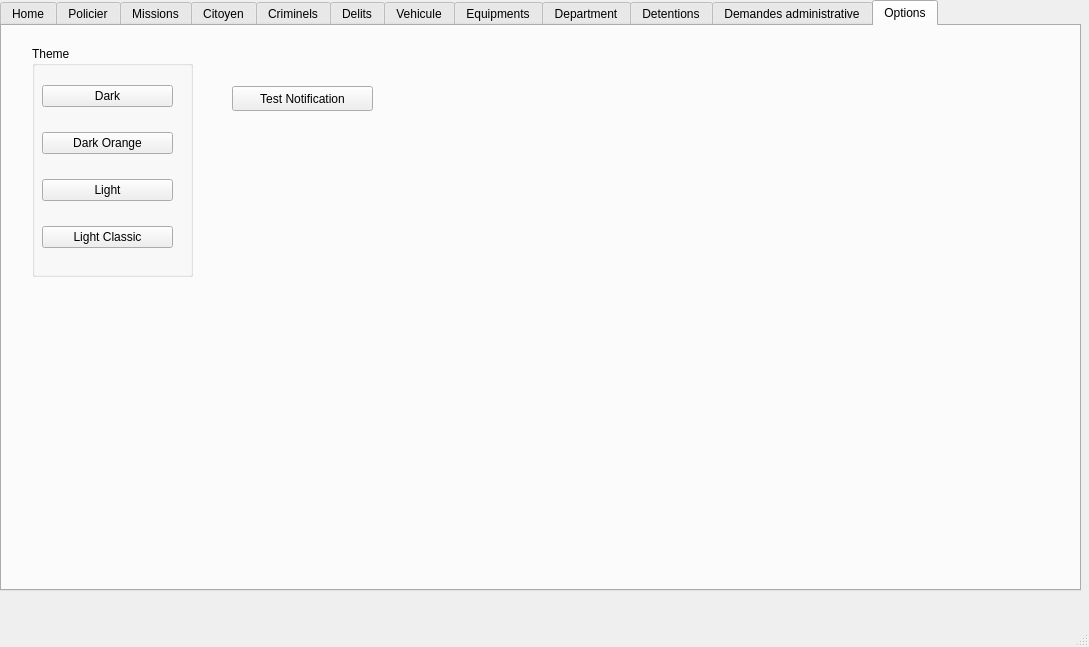
Above: mainwindow.ui from Crystal-Blu/police-station-2A25 before the change. Below: the same form after it.
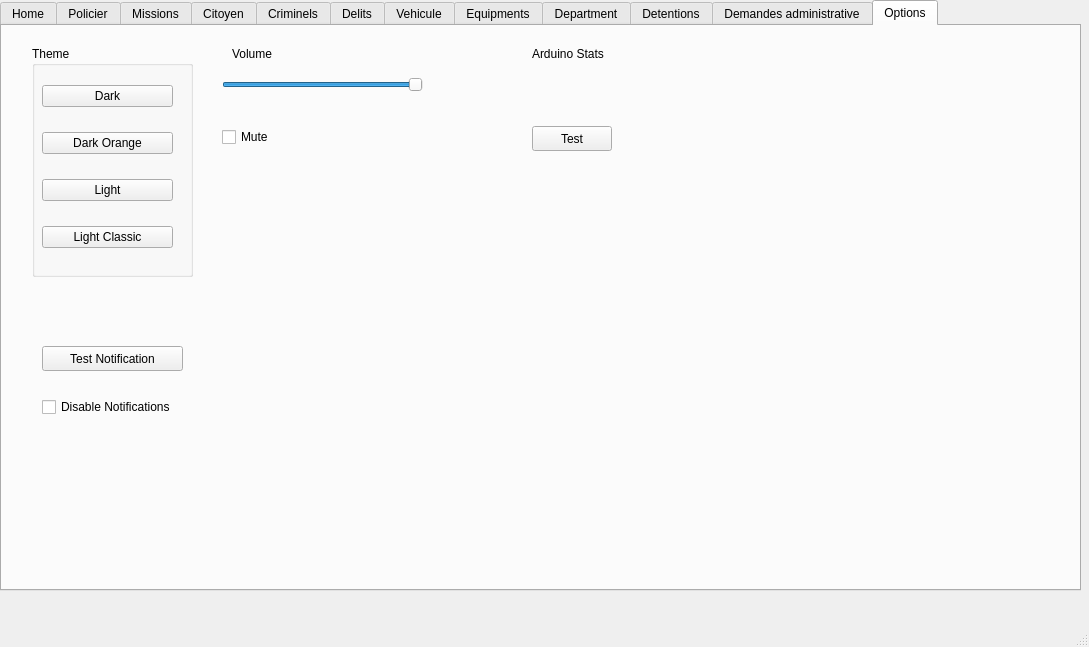
That is the form after the change. The open tabs and pages were chosen to show the change. Icons and pictures are not drawn.

```diff
--- a/mainwindow.ui
+++ b/mainwindow.ui
@@ -1465,8 +1465,8 @@
      <widget class="QPushButton" name="pushButton_27">
       <property name="geometry">
        <rect>
-        <x>230</x>
-        <y>60</y>
+        <x>40</x>
+        <y>320</y>
         <width>141</width>
         <height>25</height>
        </rect>
@@ -1475,6 +1475,116 @@
        <string>Test Notification</string>
       </property>
      </widget>
+     <widget class="QSlider" name="horizontalSlider">
+      <property name="geometry">
+       <rect>
+        <x>220</x>
+        <y>50</y>
+        <width>201</width>
+        <height>18</height>
+       </rect>
+      </property>
+      <property name="maximum">
+       <number>100</number>
+      </property>
+      <property name="value">
+       <number>100</number>
+      </property>
+      <property name="orientation">
+       <enum>Qt::Horizontal</enum>
+      </property>
+     </widget>
+     <widget class="QLabel" name="label_3">
+      <property name="geometry">
+       <rect>
+        <x>230</x>
+        <y>20</y>
+        <width>55</width>
+        <height>16</height>
+       </rect>
+      </property>
+      <property name="text">
+       <string>Volume</string>
+      </property>
+     </widget>
+     <widget class="QLabel" name="label_4">
+      <property name="geometry">
+       <rect>
+        <x>470</x>
+        <y>50</y>
+        <width>55</width>
+        <height>16</height>
+       </rect>
+      </property>
+      <property name="text">
+       <string/>
+      </property>
+     </widget>
+     <widget class="QCheckBox" name="checkBox">
+      <property name="geometry">
+       <rect>
+        <x>220</x>
+        <y>100</y>
+        <width>83</width>
+        <height>22</height>
+       </rect>
+      </property>
+      <property name="text">
+       <string>Mute</string>
+      </property>
+     </widget>
+     <widget class="QLabel" name="label_15">
+      <property name="geometry">
+       <rect>
+        <x>530</x>
+        <y>20</y>
+        <width>131</width>
+        <height>16</height>
+       </rect>
+      </property>
+      <property name="text">
+       <string>Arduino Stats</string>
+      </property>
+     </widget>
+     <widget class="QLabel" name="label_24">
+      <property name="geometry">
+       <rect>
+        <x>530</x>
+        <y>50</y>
+        <width>221</width>
+        <height>16</height>
+       </rect>
+      </property>
+      <property name="text">
+       <string/>
+      </property>
+     </widget>
+     <widget class="QPushButton" name="test">
+      <property name="geometry">
+       <rect>
+        <x>530</x>
+        <y>100</y>
+        <width>80</width>
+        <height>25</height>
+       </rect>
+      </property>
+      <property name="text">
+       <string>Test</string>
+      </property>
+     </widget>
+     <widget class="QCheckBox" name="checkBox_2">
+      <property name="geometry">
+       <rect>
+        <x>40</x>
+        <y>370</y>
+        <width>171</width>
+        <height>22</height>
+       </rect>
+      </property>
+      <property name="text">
+       <string>Disable Notifications</string>
+      </property>
+     </widget>
     </widget>
    </widget>
   </widget>
```
Left out of the diff: 2 changed lines with no effect on the pictures.
